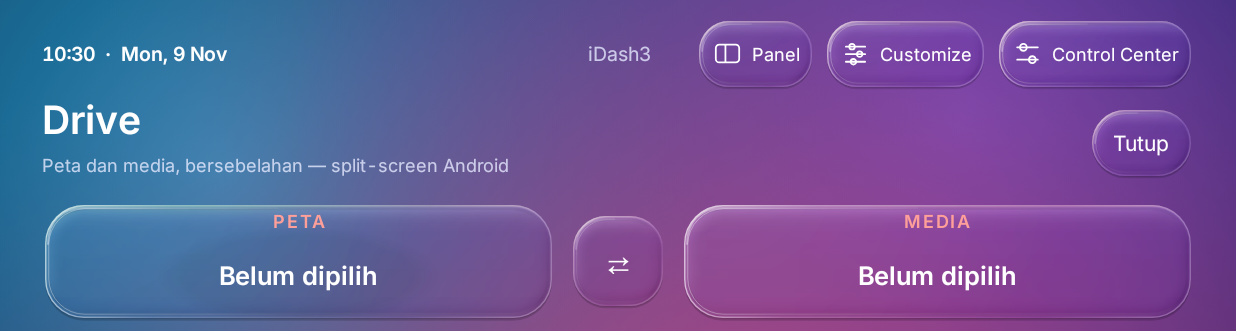
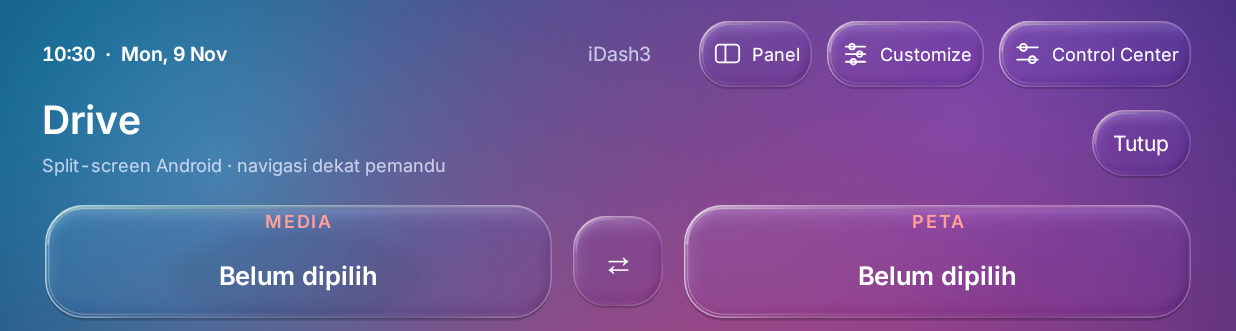
Before and after one commit to shazwannoor95-jpg/iDash3, an Android app: the screen it shows after launch (LauncherActivity), after a tap on "Drive", on a phone screen of 824 x 412 dp (held sideways). Shown: the top 331 px of the screen. Run offline under Robolectric (Android 15) with nearby library versions, the phone set to English and light mode, and no system bars; our stand-ins replace data binding; pictures from the network do not load; 1 other tap on this screen came first.

Commit message:
Drive: Change Layout dan butang skrin penuh gaya Android Auto
Mengikut ciri split-screen Android Auto (Coolwalk): butang tukar sisi kini
ialah "navigasi/media dekat pemandu" dengan pilihan disimpan dan migrasi
dari tetapan lama, dan butang segi empat pada bar (kiri bawah, seperti AA)
membuat app fokus skrin penuh lalu mendok semula pasangan split. Logik
sisi peta diuji unit; APK QA dalam dist/ dibina semula.

🤖 Generated with Codebuff
Co-Authored-By: Codebuff <noreply@codebuff.com>

```diff
--- a/app/src/main/java/com/shazwan/idash3/DriveController.java
+++ b/app/src/main/java/com/shazwan/idash3/DriveController.java
@@ -3,6 +3,7 @@ package com.shazwan.idash3;
 import android.content.ComponentName;
 import android.content.Context;
 import android.content.Intent;
+import android.content.SharedPreferences;
 import android.os.Handler;
 import android.os.Looper;
 import android.provider.Settings;
@@ -15,15 +16,40 @@ import android.widget.Toast;
  */
 final class DriveController {
     static final String PREF_MAP = "drive_map", PREF_MEDIA = "drive_media", PREF_MAP_LEFT = "drive_map_left", PREF_BAR = "drive_bar", PREF_ADJACENT = "drive_adjacent";
+    static final String PREF_LAYOUT = "drive_layout", PREF_DRIVER_LEFT = "drive_driver_left";
     static final long DOCK_DELAY_MS = 2300, SECOND_DELAY_MS = 1700, BAR_DELAY_MS = 900;
     private static final Handler MAIN = new Handler(Looper.getMainLooper());
-    private static volatile boolean active;
+    private static volatile boolean active, fullscreen;
+    private static String lastMap, lastMedia;
+    private static boolean lastMapLeft, lastBar;
 
     private DriveController() {}
 
     static boolean isActive() { return active; }
 
     static boolean overlayAllowed(Context c) { return Settings.canDrawOverlays(c); }
+
+    /** Malaysia drives on the right, so "closest to the driver" is the right-hand slot by default. */
+    static boolean driverOnLeft(SharedPreferences p) { return p.getBoolean(PREF_DRIVER_LEFT, false); }
+
+    /** Android Auto "Change Layout", migrated from the old swap-button preference. */
+    static int layout(SharedPreferences p) {
+        if (p.contains(PREF_LAYOUT)) return p.getInt(PREF_LAYOUT, DrivePlan.LAYOUT_NAV_CLOSER);
+        if (p.contains(PREF_MAP_LEFT)) return DrivePlan.layoutFor(p.getBoolean(PREF_MAP_LEFT, true), driverOnLeft(p));
+        return DrivePlan.LAYOUT_NAV_CLOSER;
+    }
+
+    static boolean mapLeft(SharedPreferences p) { return DrivePlan.mapLeft(layout(p), driverOnLeft(p)); }
+
+    static boolean isFullscreen() { return fullscreen; }
+
+    /** Android Auto's bottom-left square: the focused app takes the whole screen, tap again to re-dock. */
+    static void toggleFullscreen(Context app) {
+        Context c = app.getApplicationContext();
+        if (!SplitService.isRunning() || lastMap == null || lastMedia == null) return;
+        if (!fullscreen) { if (SplitService.toggleSplit()) fullscreen = true; }
+        else if (start(c, lastMap, lastMedia, lastMapLeft, lastBar, false) == null) fullscreen = false;
+    }
 
     static boolean launch(Context c, String component, boolean adjacent) {
         ComponentName name = component == null ? null : ComponentName.unflattenFromString(component);
@@ -38,6 +64,7 @@ final class DriveController {
         if (map == null || media == null) return "Pilih app peta dan app media dahulu.";
         if (!SplitService.isRunning()) return "Hidupkan perkhidmatan aksesibiliti iDash3 dahulu (untuk butang split-screen).";
         final Context c = app.getApplicationContext();
+        lastMap = map; lastMedia = media; lastMapLeft = mapLeft; lastBar = bar; fullscreen = false;
         String[] order = DrivePlan.launchOrder(map, media, mapLeft);
         active = true;
         if (!launch(c, order[0], false)) { active = false; return "App pertama tidak dapat dibuka."; }
@@ -56,7 +83,7 @@ final class DriveController {
         Context c = app.getApplicationContext();
         DriveBarService.stop(c);
         if (active) SplitService.toggleSplit();
-        active = false;
+        active = false; fullscreen = false;
         MAIN.postDelayed(() -> c.startActivity(new Intent(c, LauncherActivity.class).addFlags(Intent.FLAG_ACTIVITY_NEW_TASK | Intent.FLAG_ACTIVITY_REORDER_TO_FRONT)), 600);
     }
 }
--- a/app/src/main/java/com/shazwan/idash3/DrivePage.java
+++ b/app/src/main/java/com/shazwan/idash3/DrivePage.java
@@ -34,10 +34,11 @@ final class DrivePage {
         final List<String> installed = components(a);
         final String map = DrivePlan.keepOrPick(a.prefs.getString(DriveController.PREF_MAP, null), installed, DrivePlan.MAP_PREFS);
         final String media = DrivePlan.keepOrPick(a.prefs.getString(DriveController.PREF_MEDIA, null), installed, DrivePlan.MEDIA_PREFS);
-        final boolean mapLeft = a.prefs.getBoolean(DriveController.PREF_MAP_LEFT, true), bar = a.prefs.getBoolean(DriveController.PREF_BAR, true);
+        final int layout = DriveController.layout(a.prefs);
+        final boolean mapLeft = DriveController.mapLeft(a.prefs), bar = a.prefs.getBoolean(DriveController.PREF_BAR, true);
 
         LinearLayout header = a.row(); LinearLayout words = a.column();
-        a.title(words, "Drive", "Peta dan media, bersebelahan — split-screen Android");
+        a.title(words, "Drive", "Split-screen Android · " + (layout == DrivePlan.LAYOUT_NAV_CLOSER ? "navigasi dekat pemandu" : "media dekat pemandu"));
         header.addView(words, new LinearLayout.LayoutParams(0, -2, 1));
         header.addView(a.button("Tutup", () -> { a.page = "home"; a.render(); }));
         header.setContentDescription("Drive page");
@@ -48,8 +49,11 @@ final class DrivePage {
         View first = card(a, mapLeft ? "PETA" : "MEDIA", mapLeft ? map : media, mapLeft ? DrivePlan.MAP_PREFS : DrivePlan.MEDIA_PREFS, mapLeft ? DriveController.PREF_MAP : DriveController.PREF_MEDIA);
         View second = card(a, mapLeft ? "MEDIA" : "PETA", mapLeft ? media : map, mapLeft ? DrivePlan.MEDIA_PREFS : DrivePlan.MAP_PREFS, mapLeft ? DriveController.PREF_MEDIA : DriveController.PREF_MAP);
         cards.addView(first, new LinearLayout.LayoutParams(0, -1, 1));
-        TextView swap = a.button("⇄", () -> { a.prefs.edit().putBoolean(DriveController.PREF_MAP_LEFT, !mapLeft).apply(); a.render(); });
-        swap.setContentDescription("Tukar sisi peta dan media"); swap.setTextSize(22);
+        // Same choice as Android Auto's "Change Layout": navigation or media closest to the driver.
+        final int flipped = layout == DrivePlan.LAYOUT_NAV_CLOSER ? DrivePlan.LAYOUT_MEDIA_CLOSER : DrivePlan.LAYOUT_NAV_CLOSER;
+        TextView swap = a.button("⇄", () -> { a.prefs.edit().putInt(DriveController.PREF_LAYOUT, flipped).remove(DriveController.PREF_MAP_LEFT).apply(); a.render(); });
+        swap.setContentDescription(layout == DrivePlan.LAYOUT_NAV_CLOSER ? "Susun atur: navigasi dekat pemandu (tekan untuk media)" : "Susun atur: media dekat pemandu (tekan untuk navigasi)");
+        swap.setTextSize(22);
         LinearLayout.LayoutParams sp = new LinearLayout.LayoutParams(a.dp(64), a.dp(64)); sp.leftMargin = a.dp(10); sp.rightMargin = a.dp(10); cards.addView(swap, sp);
         cards.addView(second, new LinearLayout.LayoutParams(0, -1, 1));
 
--- a/app/src/main/java/com/shazwan/idash3/DrivePlan.java
+++ b/app/src/main/java/com/shazwan/idash3/DrivePlan.java
@@ -35,6 +35,15 @@ final class DrivePlan {
         return pick(installed, prefs);
     }
 
+    /** Android Auto "Change Layout": which side sits closest to the driver. */
+    static final int LAYOUT_NAV_CLOSER = 0, LAYOUT_MEDIA_CLOSER = 1;
+
+    /** Converts an old left/right choice (the swap button) into the matching layout option. */
+    static int layoutFor(boolean mapOnLeft, boolean driverOnLeft) { return mapOnLeft == driverOnLeft ? LAYOUT_NAV_CLOSER : LAYOUT_MEDIA_CLOSER; }
+
+    /** Navigation or media closest to the driver; the other app takes the remaining side. */
+    static boolean mapLeft(int layout, boolean driverOnLeft) { return layout == LAYOUT_NAV_CLOSER ? driverOnLeft : !driverOnLeft; }
+
     /**
      * Split-screen docks the FIRST launched app on the left (landscape). Returns {first, second}:
      * the app to launch and dock first, then the app launched into the other side.
```
Also changed, not shown: app/src/main/java/com/shazwan/idash3/DriveBarService.java (+14 -0 lines), 5 other files.
